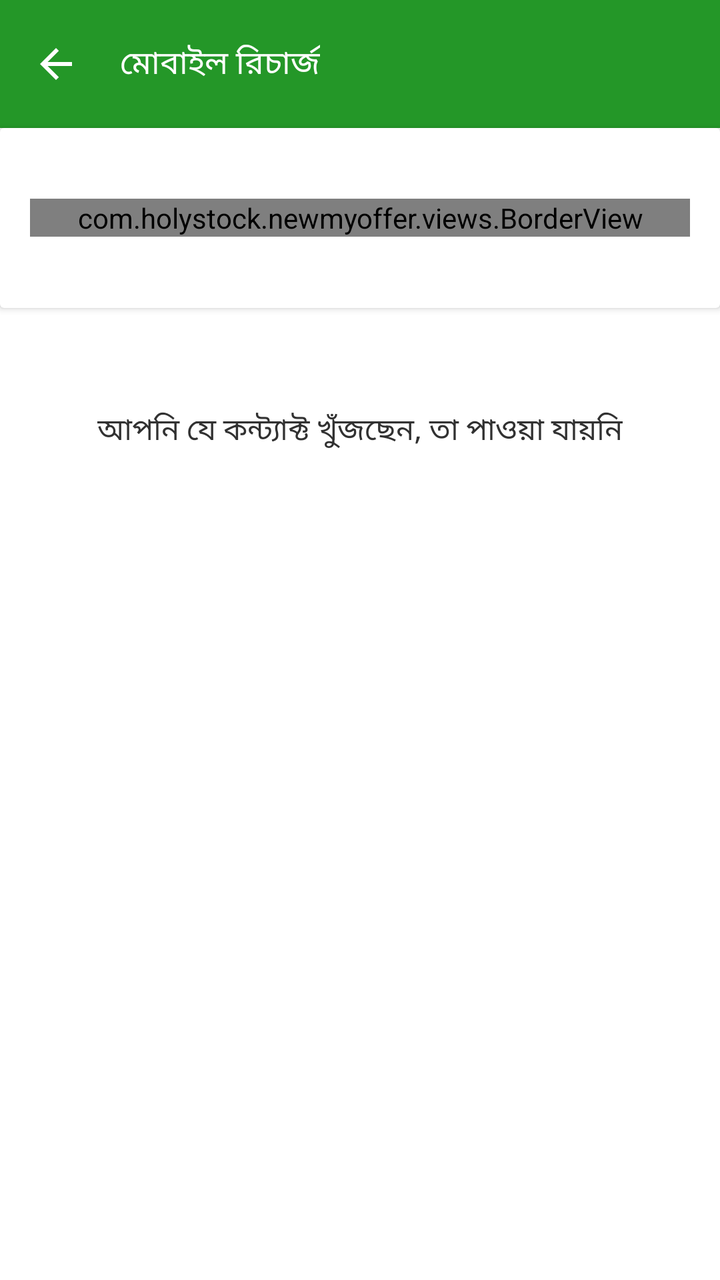
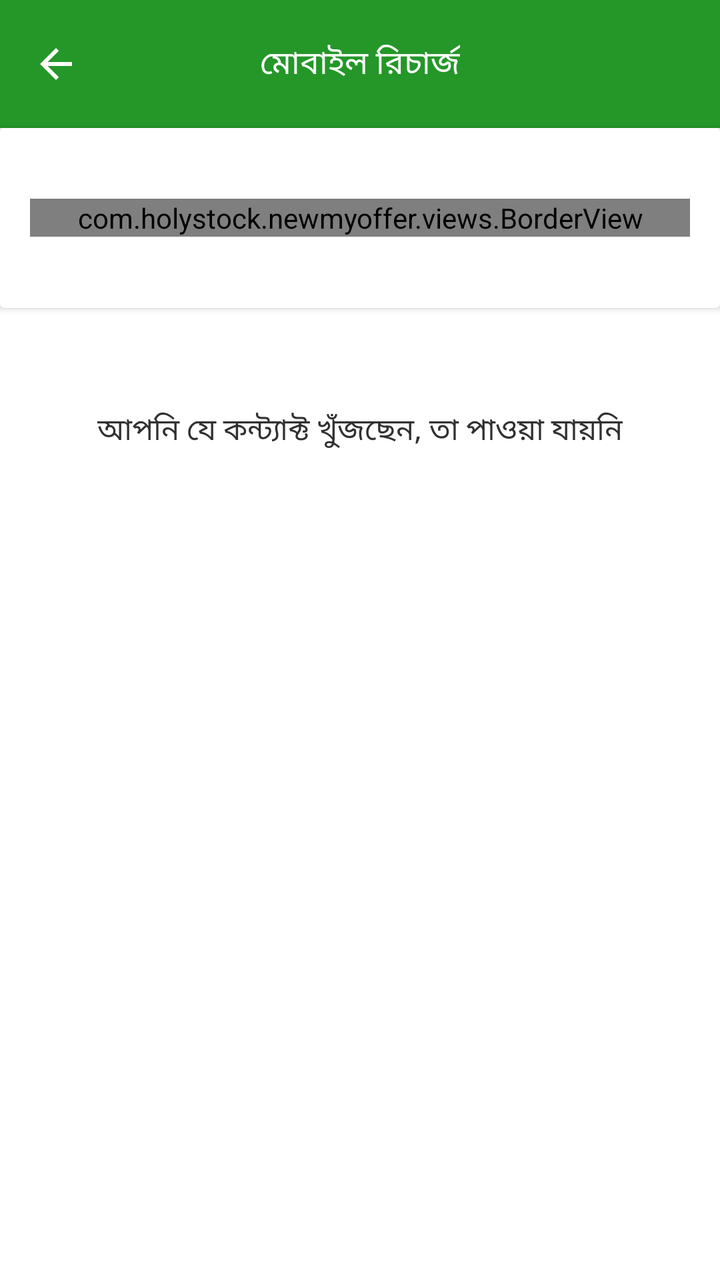

Before-and-after screenshots of an Android layout around one commit, followed by the original layout XML and the change that was made.
<!-- AndroidManifest.xml: application theme Theme.NewMyOffer -->
<!-- res/layout/activity_recharge_number.xml -->
<?xml version="1.0" encoding="utf-8"?>
<RelativeLayout xmlns:android="http://schemas.android.com/apk/res/android"
    xmlns:app="http://schemas.android.com/apk/res-auto"
    xmlns:tools="http://schemas.android.com/tools"
    android:id="@+id/main"
    android:layout_width="match_parent"
    android:layout_height="match_parent"
    android:background="@color/statusBar"
    tools:context=".activity.service.recharge.RechargeNumberActivity">


    <LinearLayout
        android:layout_width="match_parent"
        android:layout_height="match_parent"
        android:background="@color/white"
        android:orientation="vertical">


        <com.google.android.material.appbar.MaterialToolbar
            android:id="@+id/toolbar"
            android:layout_width="match_parent"
            android:layout_height="?attr/actionBarSize"
            android:background="@color/primary"
            android:backgroundTint="@color/primary"
            app:navigationIcon="@drawable/outline_arrow_back_24"
            app:navigationIconTint="@color/white"
            app:title="মোবাইল রিচার্জ"
            app:titleTextAppearance="@style/ToolbarTitleStyle" />


        <androidx.cardview.widget.CardView
            android:layout_width="match_parent"
            android:layout_height="@dimen/_90dp"
            android:backgroundTint="@color/white">

            <com.holystock.newmyoffer.views.BorderView
                android:layout_width="match_parent"
                android:layout_height="wrap_content"
                android:layout_centerVertical="true"
                android:layout_gravity="center_vertical"
                android:layout_marginHorizontal="@dimen/_15dp"
                app:bgColor="@color/beautifulWhite"
                app:borderColor="@color/greyLight"
                app:borderWidth="@dimen/_1.5dp"
                app:cornerRadius="@dimen/_5dp">

                <EditText
                    android:id="@+id/search_bar"
                    android:layout_width="match_parent"
                    android:layout_height="wrap_content"
                    android:layout_centerVertical="true"
                    android:background="@android:color/transparent"
                    android:drawableStart="@drawable/ic_search"
                    android:drawablePadding="8dp"
                    android:drawableTint="@color/grey"
                    android:fontFamily="@font/bangla"
                    android:hint="নাম বা নাম্বার দিন"
                    android:imeOptions="actionDone"
                    android:inputType="textNoSuggestions"
                    android:maxLength="48"
                    android:maxLines="1"
                    android:paddingHorizontal="@dimen/_10dp"
                    android:paddingVertical="@dimen/_12dp"
                    android:textColor="@color/black"
                    android:textColorHint="@color/grey"
                    android:textSize="@dimen/_15sp" />


            </com.holystock.newmyoffer.views.BorderView>


        </androidx.cardview.widget.CardView>

        <androidx.recyclerview.widget.RecyclerView
            android:id="@+id/recyclerView"
            android:layout_width="match_parent"
            android:layout_height="wrap_content"
            tools:listitem="@layout/item_recharge_number" />

        <include
            layout="@layout/no_contact_view" />

    </LinearLayout>


</RelativeLayout>
<!-- res/layout/item_recharge_number.xml (included above) -->
<?xml version="1.0" encoding="utf-8"?>
<RelativeLayout xmlns:android="http://schemas.android.com/apk/res/android"
    xmlns:app="http://schemas.android.com/apk/res-auto"
    android:layout_width="match_parent"
    android:layout_height="wrap_content"
    android:minHeight="64dp">

    <RelativeLayout
        android:id="@+id/mainLayout"
        android:layout_width="match_parent"
        android:layout_height="wrap_content"
        android:background="@drawable/bg_ripple_primary2"
        android:clickable="true"
        android:focusable="true"
        android:minHeight="64dp"
        android:paddingHorizontal="16dp"
        android:paddingVertical="10dp">

        <ImageView
            android:id="@+id/ivPhoto"
            android:layout_width="48dp"
            android:layout_height="48dp"
            android:layout_centerVertical="true"
            android:scaleType="centerCrop" />

        <com.holystock.newmyoffer.views.BorderView
            android:id="@+id/photoLayout"
            app:cornerRadius="1000dp"
            app:borderWidth="@dimen/_0dp"
            android:layout_width="48dp"
            app:bgColor="@color/beautifulWhite"
            android:layout_height="48dp"
            android:layout_centerVertical="true"
            android:scaleType="centerCrop">

            <TextView
                android:id="@+id/tvLetter"
                android:text="A"
                android:textColor="@color/black"
                android:textSize="@dimen/_22sp"
                android:fontFamily="@font/bangla_medium"
                android:layout_centerInParent="true"
                android:layout_width="wrap_content"
                android:layout_height="wrap_content"/>

        </com.holystock.newmyoffer.views.BorderView>


        <TextView
            android:id="@+id/tvName"
            android:layout_width="wrap_content"
            android:layout_height="wrap_content"
            android:layout_alignTop="@id/ivPhoto"
            android:layout_marginStart="12dp"
            android:layout_toEndOf="@id/ivPhoto"
            android:fontFamily="@font/bangla_medium"
            android:includeFontPadding="false"
            android:text="Contact Name"
            android:textColor="@color/black"
            android:textSize="@dimen/_15sp" />

        <TextView
            android:id="@+id/tvNumber"
            android:layout_width="wrap_content"
            android:layout_height="wrap_content"
            android:layout_below="@id/tvName"
            android:layout_marginStart="12dp"
            android:layout_toEndOf="@id/ivPhoto"
            android:fontFamily="@font/bangla"
            android:includeFontPadding="false"
            android:text="01712345678"
            android:textColor="#4A4A4A"
            android:textSize="@dimen/_14sp" />

        <ImageView
            android:id="@+id/arrow_down"
            android:layout_width="wrap_content"
            android:layout_height="wrap_content"
            android:layout_alignParentEnd="true"
            android:layout_centerVertical="true"
            android:visibility="gone"
            android:src="@drawable/keyboard_arrow_down_24dp"
            app:tint="@color/grey" />


    </RelativeLayout>

    <LinearLayout
        android:visibility="gone"
        android:id="@+id/numberContainer"
        android:layout_width="match_parent"
        android:layout_height="wrap_content"
        android:layout_below="@id/mainLayout"
        android:orientation="vertical"
        android:layout_marginStart="@dimen/_60dp"/>


</RelativeLayout>
<!-- res/layout/no_contact_view.xml (included above) -->
<?xml version="1.0" encoding="utf-8"?>
<RelativeLayout xmlns:android="http://schemas.android.com/apk/res/android"
    xmlns:app="http://schemas.android.com/apk/res-auto"
    android:id="@+id/noContactLayout"
    android:layout_width="match_parent"
    android:layout_height="match_parent"
    android:background="@color/white"
    android:gravity="top">


    <LinearLayout
        android:layout_width="match_parent"
        android:layout_height="wrap_content"
        android:layout_marginTop="@dimen/_50dp"
        android:orientation="vertical">

        <TextView
            android:id="@+id/tvNoTitle"
            android:layout_width="wrap_content"
            android:layout_height="wrap_content"
            android:layout_gravity="center"
            android:fontFamily="@font/bangla_medium"
            android:text="আপনি যে কন্ট্যাক্ট খুঁজছেন, তা পাওয়া যায়নি"
            android:textColor="#313131"
            android:textSize="@dimen/_15sp" />

        <com.holystock.newmyoffer.views.BorderView
            android:id="@+id/nextBtn"
            android:layout_width="wrap_content"
            android:layout_height="wrap_content"
            android:layout_gravity="center"
            android:layout_marginTop="@dimen/_20dp"
            android:paddingHorizontal="@dimen/_20dp"
            android:paddingVertical="@dimen/_10dp"
            android:visibility="gone"
            app:bgColor="@color/primary"
            app:borderWidth="@dimen/_0dp"
            app:cornerRadius="@dimen/_5dp">

            <TextView
                android:layout_width="wrap_content"
                android:layout_height="wrap_content"
                android:layout_gravity="center"
                android:fontFamily="@font/bangla_medium"
                android:text="পরের ধাপে যেতে ট্যাপ করুন"
                android:textColor="@color/white"
                android:textSize="@dimen/_14sp" />


        </com.holystock.newmyoffer.views.BorderView>


    </LinearLayout>


</RelativeLayout>
<!-- resources referenced by this layout -->
<resources>
  <color name="beautifulWhite">#F7F7F7</color>
  <color name="black">#FF000000</color>
  <color name="grey">#808080</color>
  <color name="greyLight">#D3D3D3</color>
  <color name="primary">#249728</color>
  <color name="statusBar">@color/primary</color>
  <color name="white">#FFFFFFFF</color>
  <dimen name="_0dp">0dp</dimen>
  <dimen name="_1.5dp">1.5dp</dimen>
  <dimen name="_10dp">10.0dp</dimen>
  <dimen name="_12dp">12.0dp</dimen>
  <dimen name="_14sp">14.0sp</dimen>
  <dimen name="_15dp">15.0dp</dimen>
  <dimen name="_15sp">15.0sp</dimen>
  <dimen name="_20dp">20.0dp</dimen>
  <dimen name="_22sp">22.0sp</dimen>
  <dimen name="_50dp">50.0dp</dimen>
  <dimen name="_5dp">5.0dp</dimen>
  <dimen name="_60dp">60.0dp</dimen>
  <dimen name="_90dp">90.0dp</dimen>
  <!-- drawable bg_ripple_primary2 (drawable) -->
  <?xml version="1.0" encoding="utf-8"?>
  <ripple xmlns:android="http://schemas.android.com/apk/res/android"
      android:color="@color/primaryLight">
  
      <item>
          <shape>
              <solid android:color="@android:color/white"/>
          </shape>
      </item>
  
  </ripple>
  <!-- drawable ic_search (drawable) -->
  <vector xmlns:android="http://schemas.android.com/apk/res/android"
      android:width="24dp"
      android:height="24dp"
      android:viewportWidth="960"
      android:viewportHeight="960">
    <path
        android:pathData="M784,840 L532,588q-30,24 -69,38t-83,14q-109,0 -184.5,-75.5T120,380q0,-109 75.5,-184.5T380,120q109,0 184.5,75.5T640,380q0,44 -14,83t-38,69l252,252 -56,56ZM380,560q75,0 127.5,-52.5T560,380q0,-75 -52.5,-127.5T380,200q-75,0 -127.5,52.5T200,380q0,75 52.5,127.5T380,560Z"
        android:fillColor="#000000"/>
  </vector>
  <!-- drawable keyboard_arrow_down_24dp (drawable) -->
  <vector xmlns:android="http://schemas.android.com/apk/res/android"
      android:width="24dp"
      android:height="24dp"
      android:viewportWidth="960"
      android:viewportHeight="960">
    <path
        android:pathData="M480,616 L240,376l56,-56 184,184 184,-184 56,56 -240,240Z"
        android:fillColor="#000000"/>
  </vector>
  <!-- drawable outline_arrow_back_24 (drawable) -->
  <vector xmlns:android="http://schemas.android.com/apk/res/android" android:autoMirrored="true" android:height="24dp" android:tint="#000000" android:viewportHeight="960" android:viewportWidth="960" android:width="24dp">
        
      <path android:fillColor="@android:color/white" android:pathData="M313,520L537,744L480,800L160,480L480,160L537,216L313,440L800,440L800,520L313,520Z"/>
      
  </vector>
  <style name="ToolbarTitleStyle">
          <item name="android:textSize">@dimen/_toolbarText</item>
          <item name="android:fontFamily">@font/bangla_medium</item>
          <item name="android:textStyle">normal</item>
          <item name="android:textColor">@color/white</item>
      </style>
  <style name="Theme.NewMyOffer" parent="Base.Theme.NewMyOffer" />
  <color name="primaryLight">#D4F2D4</color>
  <dimen name="_toolbarText">@dimen/_16sp</dimen>
  <style name="Base.Theme.NewMyOffer" parent="Theme.Material3.DayNight.NoActionBar">
          
           <item name="colorPrimary">@color/primary</item>
           <item name="colorSecondary">@color/primary</item>
      </style>
  <dimen name="_16sp">16.0sp</dimen>
</resources>

<!-- the commit's change to res/layout/activity_recharge_number.xml (unified diff, before → after) -->
@@ -22,6 +22,7 @@
             android:layout_height="?attr/actionBarSize"
             android:background="@color/primary"
             android:backgroundTint="@color/primary"
+            app:titleCentered="true"
             app:navigationIcon="@drawable/outline_arrow_back_24"
             app:navigationIconTint="@color/white"
             app:title="মোবাইল রিচার্জ"
@@ -90,6 +91,7 @@
     xmlns:app="http://schemas.android.com/apk/res-auto"
     android:layout_width="match_parent"
     android:layout_height="wrap_content"
+    android:background="@color/white"
     android:minHeight="64dp">
 
     <RelativeLayout
